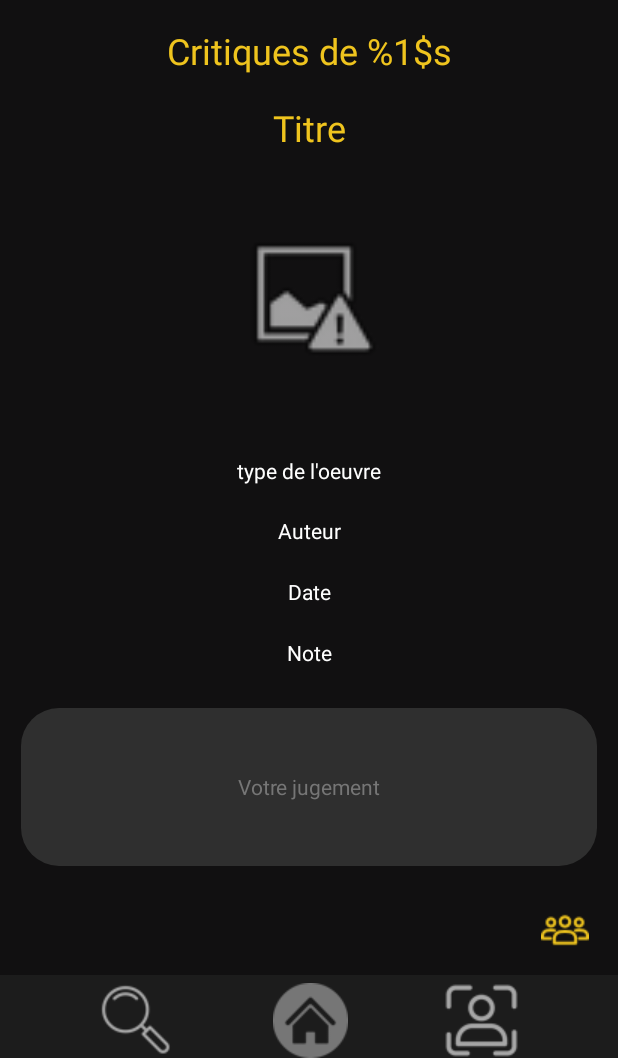
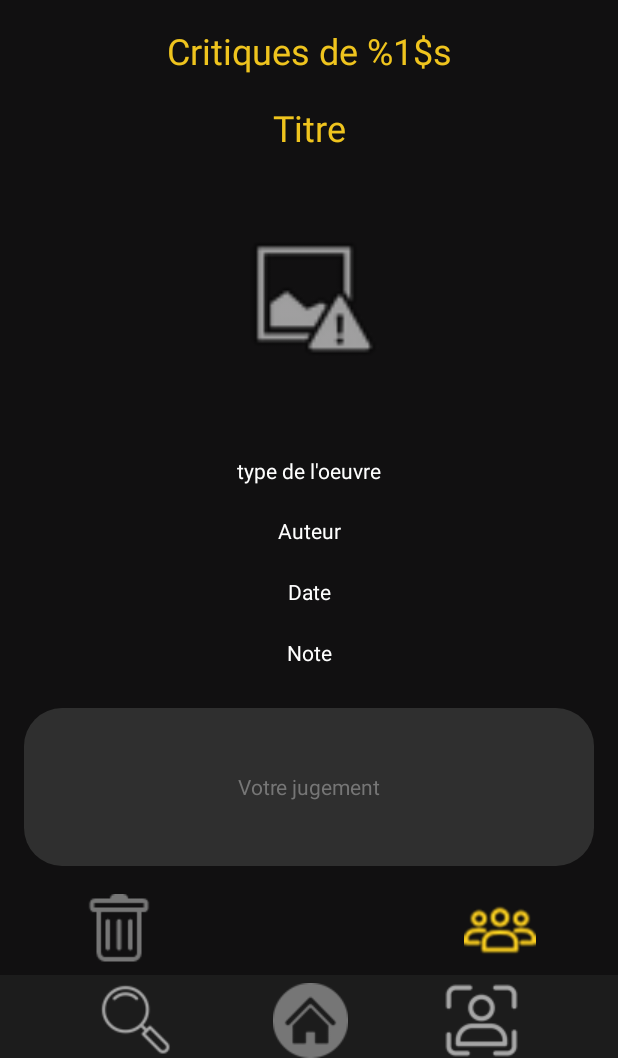
Before and after one commit to xKayato/SAE32_Android, an Android app: the layout activity_check_judgement.xml on its own in the app's theme, with its tools: preview values and no code run, on a phone screen of 412 x 824 dp, the part 178-1236 px from its top. Run offline under Robolectric (Android 15) with nearby library versions, the phone set to English and light mode, and no system bars.

Commit message:
Changement de plein de bug visuel, de beug d'image et ajout d'une fonction java qui permet de ne pas pouvoir revenir en arriere dans certain cas et pages. reste a corriger = beug si on fait retour sur la page de login

```diff
--- a/app/src/main/java/fr/unice/jugementday/JudgementActivity.java
+++ b/app/src/main/java/fr/unice/jugementday/JudgementActivity.java
@@ -221,6 +221,7 @@ public class JudgementActivity extends AppCompatActivity {
                     });
                 }).start();
                 Intent intent3 = new Intent(this, LoadingActivity.class);
+                intent3.setFlags(Intent.FLAG_ACTIVITY_NEW_TASK | Intent.FLAG_ACTIVITY_CLEAR_TASK);
                 startActivity(intent3);
                 showToast(R.string.addedJudgementText);
 
--- a/app/src/main/java/fr/unice/jugementday/LoadingActivity.java
+++ b/app/src/main/java/fr/unice/jugementday/LoadingActivity.java
@@ -183,6 +183,7 @@ public class LoadingActivity extends AppCompatActivity {
 
                 }
                 Intent intent = new Intent(LoadingActivity.this, HomeActivity.class);
+                intent.setFlags(Intent.FLAG_ACTIVITY_NEW_TASK | Intent.FLAG_ACTIVITY_CLEAR_TASK);
                 startActivity(intent);
 
 
--- a/app/src/main/java/fr/unice/jugementday/ProfileActivity.java
+++ b/app/src/main/java/fr/unice/jugementday/ProfileActivity.java
@@ -63,6 +63,8 @@ public class ProfileActivity extends AppCompatActivity {
             return insets;
         });
     }
+
+
 
     /**
      * Redirige l'utilisateur vers la page de connexion.
--- a/app/src/main/res/layout/activity_check_judgement.xml
+++ b/app/src/main/res/layout/activity_check_judgement.xml
@@ -11,7 +11,7 @@
 
     <ImageView
         android:id="@+id/logoPicture"
-        android:layout_width="412dp"
+        android:layout_width="0dp"
         android:layout_height="110dp"
 
         android:layout_marginBottom="8dp"
@@ -67,7 +67,7 @@
 
     <TextView
         android:id="@+id/typeText"
-        android:layout_width="337dp"
+        android:layout_width="0dp"
         android:layout_height="24dp"
         android:layout_marginStart="37dp"
         android:layout_marginTop="8dp"
@@ -83,7 +83,7 @@
 
     <TextView
         android:id="@+id/auteurText"
-        android:layout_width="337dp"
+        android:layout_width="0dp"
         android:layout_height="24dp"
         android:layout_marginStart="37dp"
         android:layout_marginTop="8dp"
@@ -98,7 +98,7 @@
 
     <TextView
         android:id="@+id/dateText"
-        android:layout_width="337dp"
+        android:layout_width="0dp"
         android:layout_height="24dp"
         android:layout_marginStart="37dp"
         android:layout_marginTop="8dp"
@@ -114,7 +114,7 @@
 
     <TextView
         android:id="@+id/noteText"
-        android:layout_width="337dp"
+        android:layout_width="0dp"
         android:layout_height="24dp"
         android:layout_marginStart="37dp"
         android:layout_marginTop="8dp"
@@ -131,10 +131,11 @@
 
     <TextView
         android:id="@+id/JudgementField"
-        android:layout_width="384dp"
+        android:layout_width="0dp"
         android:layout_height="105dp"
-
+        android:layout_marginStart="16dp"
         android:layout_marginTop="8dp"
+        android:layout_marginEnd="16dp"
         android:layout_marginBottom="64dp"
         android:background="@drawable/rounded_button"
         android:backgroundTint="#2F2F2F"
@@ -142,7 +143,11 @@
         android:ems="10"
         android:gravity="center"
         android:hint="@string/JudgementFieldText"
-        android:inputType="text"
+        android:inputType="textMultiLine"
+        android:scrollHorizontally="false"
+        android:singleLine="false"
+        android:maxLines="5"
+        android:padding="8dp"
         android:textColor="@color/primary_text"
         android:textColorHint="@color/primary_button"
         app:layout_constraintBottom_toTopOf="@id/hbhv3"
@@ -151,18 +156,21 @@
         app:layout_constraintStart_toStartOf="parent"
         app:layout_constraintTop_toBottomOf="@+id/noteText" />
 
+
+
     <ImageButton
         android:id="@+id/communityButton"
-        android:layout_width="60dp"
+        android:layout_width="0dp"
         android:layout_height="48dp"
+        android:layout_marginStart="64dp"
         android:layout_marginTop="32dp"
+        android:layout_marginEnd="16dp"
         android:layout_marginBottom="8dp"
         android:backgroundTint="#00FFFFFF"
         android:contentDescription="@string/communityButtonDescription"
         app:layout_constraintBottom_toTopOf="@+id/hbhv3"
         app:layout_constraintEnd_toEndOf="parent"
-        app:layout_constraintHorizontal_bias="0.985"
-        app:layout_constraintStart_toStartOf="parent"
+        app:layout_constraintStart_toEndOf="@+id/trashButton"
         app:layout_constraintTop_toBottomOf="@+id/JudgementField"
         app:layout_constraintVertical_bias="0.85"
         app:srcCompat="@drawable/communaute" />
@@ -219,14 +227,15 @@
 
     <ImageButton
         android:id="@+id/trashButton"
-        android:layout_width="48dp"
+        android:layout_width="0dp"
         android:layout_height="48dp"
+        android:layout_marginStart="16dp"
         android:layout_marginTop="32dp"
-        android:layout_marginEnd="280dp"
+        android:layout_marginEnd="64dp"
         android:layout_marginBottom="8dp"
         android:backgroundTint="#00FFFFFF"
         android:tint="@color/primary_button"
-        android:visibility="gone"
+        android:visibility="visible"
         app:layout_constraintBottom_toTopOf="@+id/hbhv3"
         app:layout_constraintEnd_toStartOf="@+id/communityButton"
         app:layout_constraintStart_toStartOf="parent"
--- a/app/src/main/res/layout/activity_create_account.xml
+++ b/app/src/main/res/layout/activity_create_account.xml
@@ -11,7 +11,7 @@
 
     <ImageView
         android:id="@+id/logoPicture2"
-        android:layout_width="412dp"
+        android:layout_width="0dp"
         android:layout_height="110dp"
 
         android:adjustViewBounds="true"
--- a/app/src/main/res/layout/activity_login.xml
+++ b/app/src/main/res/layout/activity_login.xml
@@ -10,7 +10,7 @@
 
     <ImageView
         android:id="@+id/logoPicture"
-        android:layout_width="411dp"
+        android:layout_width="0dp"
         android:layout_height="110dp"
 
         android:layout_marginBottom="16dp"
--- a/app/src/main/res/layout/activity_profile.xml
+++ b/app/src/main/res/layout/activity_profile.xml
@@ -39,7 +39,7 @@
 
     <ListView
         android:id="@+id/allJudgementList"
-        android:layout_width="408dp"
+        android:layout_width="0dp"
         android:layout_height="0dp"
         android:layout_marginTop="3dp"
         android:layout_marginBottom="1dp"
--- a/app/src/main/res/layout/activity_settings_account.xml
+++ b/app/src/main/res/layout/activity_settings_account.xml
@@ -271,6 +271,7 @@
         android:layout_width="143dp"
         android:layout_height="51dp"
         android:layout_marginTop="32dp"
+        android:backgroundTint="@color/design_default_color_error"
         android:text="@string/yesText"
         android:visibility="gone"
         app:layout_constraintBottom_toBottomOf="@+id/deleteAccountView"
@@ -285,6 +286,7 @@
         android:layout_height="51dp"
         android:layout_marginStart="5dp"
         android:layout_marginTop="32dp"
+        android:backgroundTint="@color/primary_button"
         android:text="@string/noText"
         android:visibility="gone"
         app:layout_constraintBottom_toBottomOf="@+id/deleteAccountView"
```
Also changed, not shown: app/src/main/java/fr/unice/jugementday/AccountSettingsActivity.java (+6 -2 lines), app/src/main/res/layout/activity_add_work.xml (+11 -5 lines), app/src/main/res/layout/activity_alljudgment.xml (+11 -14 lines), app/src/main/res/layout/activity_judgement.xml (+11 -4 lines), app/src/main/res/layout/activity_search.xml (+13 -10 lines), app/src/main/res/drawable/communaute.png.
